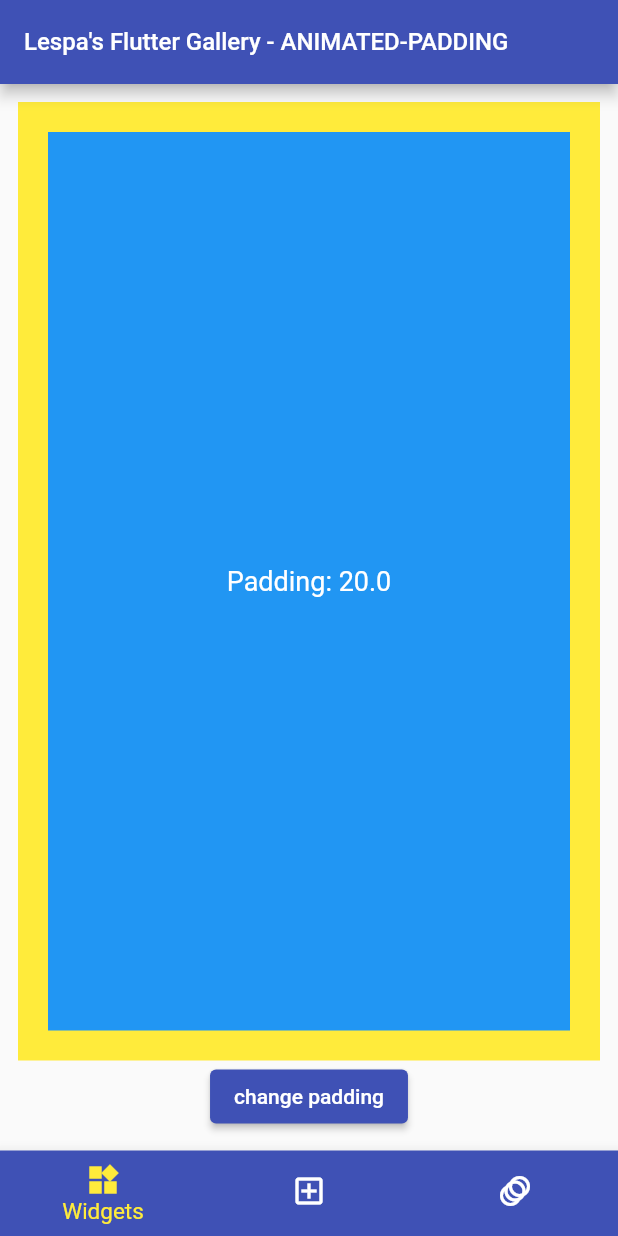
After one commit to MLesky/Lespa-s-Flutter-Gallery, a Flutter app: the AnimatedPaddingExample screen opened by its route, after a tap on "change padding", on a phone screen of 412 x 824 dp. The commit adds this screen. Run offline on Flutter 3.47's test engine with Material 2 defaults, Android fonts, the phone set to English and light mode, and no system bars; our stand-ins replace accordion, go_router, syncfusion_flutter_sliders.

Commit message:
animated padding

```diff
--- a/lib/main.dart
+++ b/lib/main.dart
@@ -10,6 +10,7 @@ import 'package:my_flutter_gallery/pages/widgets/align_widget.dart';
 import 'package:my_flutter_gallery/pages/widgets/animated_container.dart';
 import 'package:my_flutter_gallery/pages/widgets/animated_crossfade.dart';
 import 'package:my_flutter_gallery/pages/widgets/animated_opacity.dart';
+import 'package:my_flutter_gallery/pages/widgets/animated_padding.dart';
 import 'package:my_flutter_gallery/pages/widgets/fade_in_image.dart';
 import 'package:my_flutter_gallery/pages/widgets/hero_widget.dart';
 import 'package:my_flutter_gallery/pages/widgets/layout_builder.dart';
@@ -95,6 +96,10 @@ GoRouter routes = GoRouter(initialLocation: '/widgets', routes: [
           GoRoute(
             path: 'animated-opacity',
             builder: (context, state) => const AnimatedOpacityExample(),
+          ),
+          GoRoute(
+            path: 'animated-padding',
+            builder: (context, state) => const AnimatedPaddingExample(),
           )
         ],
       ),
--- a/lib/pages/widgets.dart
+++ b/lib/pages/widgets.dart
@@ -78,4 +78,5 @@ List<Map<String, String>> animatedExamples = [
   {'title': 'Animated Opacity', 'path' : '/widgets/animated-opacity'},
   {'title': 'Animated Cross Fade', 'path' : '/widgets/cross-fade'},
   {'title': 'Animated Container', 'path' : '/widgets/animated-container'},
+  {'title': 'Animated Padding', 'path' : '/widgets/animated-padding'},
 ];
--- /dev/null
+++ b/lib/pages/widgets/animated_padding.dart
@@ -0,0 +1,34 @@
+import 'dart:math';
+
+import 'package:flutter/material.dart';
+
+class AnimatedPaddingExample extends StatefulWidget {
+  const AnimatedPaddingExample({super.key});
+
+  @override
+  State<AnimatedPaddingExample> createState() => _AnimatedPaddingExampleState();
+}
+
+class _AnimatedPaddingExampleState extends State<AnimatedPaddingExample> {
+  double paddingValue = 50.0;
+
+  @override
+  Widget build(BuildContext context) {
+    return Padding(
+      padding: const EdgeInsets.all(12.0),
+      child: Column(
+        children: [
+          Expanded(child: Container( color: Colors.yellow,
+            child: Center(
+              child: AnimatedPadding(padding: EdgeInsets.all(paddingValue), duration: const Duration(seconds: 1), child: Container(color: Colors.blue, child: Center(child: Text("Padding: $paddingValue", style:
+              const TextStyle(color: Colors.white, fontSize: 18.0)),),),),
+            ),
+          )),
+          ElevatedButton(onPressed: (){setState(() {
+            paddingValue = Random().nextInt(100) + 0.0;
+          });}, child: const Text('change padding')),
+        ],
+      ),
+    );
+  }
+}
```
